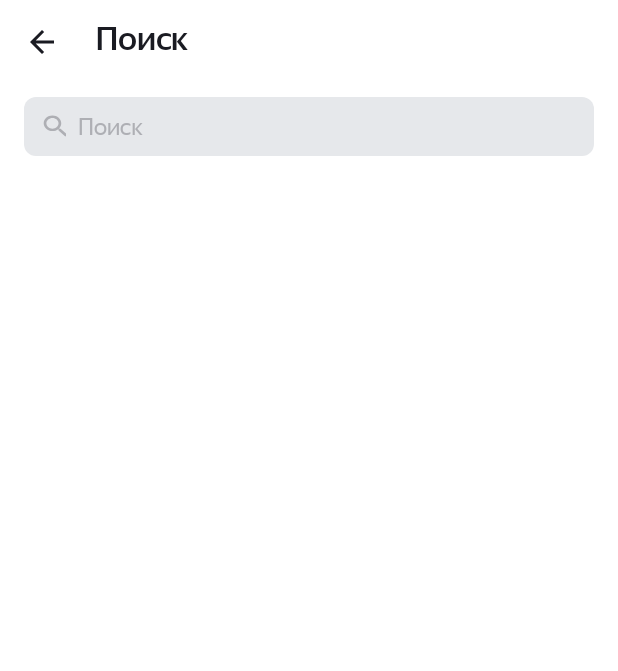
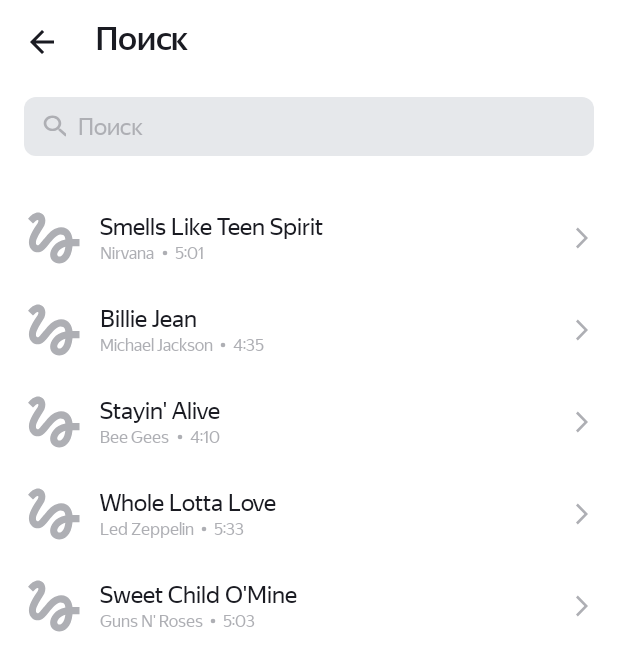
Before and after one commit to StasEvstigneev/PlaylistMaker, an Android app: the SearchActivity screen opened directly, with no data from a screen before it, on a phone screen of 412 x 824 dp. Shown: the top 671 px of the screen. Run offline under Robolectric (Android 15) with nearby library versions, the phone set to English and light mode, and no system bars; pictures from the network do not load.

Commit message:
Домашнее задание - Спринт 10. Добрый день! Высылаю на проверку задачу спринта №10.

```diff
--- a/app/build.gradle.kts
+++ b/app/build.gradle.kts
@@ -41,6 +41,7 @@ dependencies {
     implementation("androidx.appcompat:appcompat:1.6.1")
     implementation("com.google.android.material:material:1.8.0")
     implementation("androidx.constraintlayout:constraintlayout:2.1.4")
+    implementation("com.github.bumptech.glide:glide:4.16.0")
     testImplementation("junit:junit:4.13.2")
     androidTestImplementation("androidx.test.ext:junit:1.1.5")
     androidTestImplementation("androidx.test.espresso:espresso-core:3.5.1")
--- a/app/src/main/AndroidManifest.xml
+++ b/app/src/main/AndroidManifest.xml
@@ -1,6 +1,8 @@
 <?xml version="1.0" encoding="utf-8"?>
 <manifest xmlns:android="http://schemas.android.com/apk/res/android"
     xmlns:tools="http://schemas.android.com/tools">
+
+    <uses-permission android:name="android.permission.INTERNET"/>
 
     <application
         android:allowBackup="true"
--- a/app/src/main/java/com/example/playlistmaker/SearchActivity.kt
+++ b/app/src/main/java/com/example/playlistmaker/SearchActivity.kt
@@ -7,10 +7,45 @@ import android.text.TextWatcher
 import android.view.View
 import android.widget.EditText
 import android.widget.ImageView
+import androidx.recyclerview.widget.RecyclerView
 
 class SearchActivity : AppCompatActivity() {
 
     var savedText: String? = ""
+
+    //Временный список треков
+    val searchResults: MutableList<Track> = mutableListOf(
+        Track(
+            "Smells Like Teen Spirit",
+            "Nirvana",
+            "5:01",
+            "https://is5-ssl.mzstatic.com/image/thumb/Music115/v4/7b/58/c2/7b58c21a-2b51-2bb2-e59a-9bb9b96ad8c3/00602567924166.rgb.jpg/100x100bb.jpg"
+        ),
+        Track(
+            "Billie Jean",
+            "Michael Jackson",
+            "4:35",
+            "https://is5-ssl.mzstatic.com/image/thumb/Music125/v4/3d/9d/38/3d9d3811-71f0-3a0e-1ada-3004e56ff852/827969428726.jpg/100x100bb.jpg"
+        ),
+        Track(
+            "Stayin' Alive",
+            "Bee Gees",
+            "4:10",
+            "https://is4-ssl.mzstatic.com/image/thumb/Music115/v4/1f/80/1f/1f801fc1-8c0f-ea3e-d3e5-387c6619619e/16UMGIM86640.rgb.jpg/100x100bb.jpg"
+        ),
+        Track(
+            "Whole Lotta Love",
+            "Led Zeppelin",
+            "5:33",
+            "https://is2-ssl.mzstatic.com/image/thumb/Music62/v4/7e/17/e3/7e17e33f-2efa-2a36-e916-7f808576cf6b/mzm.fyigqcbs.jpg/100x100bb.jpg"
+        ),
+        Track(
+            "Sweet Child O'Mine",
+            "Guns N' Roses",
+            "5:03",
+            "https://is5-ssl.mzstatic.com/image/thumb/Music125/v4/a0/4d/c4/a04dc484-03cc-02aa-fa82-5334fcb4bc16/18UMGIM24878.rgb.jpg/100x100bb.jpg"
+        )
+    )
 
     override fun onCreate(savedInstanceState: Bundle?) {
         super.onCreate(savedInstanceState)
@@ -47,6 +82,11 @@ class SearchActivity : AppCompatActivity() {
         }
         editText.addTextChangedListener(simpleTextWatcher)
 
+
+        val rvSearchResults = findViewById<RecyclerView>(R.id.rvSearchResults)
+        val searchResultsAdapter = SearchResultsAdapter(searchResults)
+        rvSearchResults.adapter = searchResultsAdapter
+
     }
 
     private fun clearButtonVisibility(s: CharSequence?): Int {
--- /dev/null
+++ b/app/src/main/java/com/example/playlistmaker/SearchResultsAdapter.kt
@@ -0,0 +1,23 @@
+package com.example.playlistmaker
+
+import android.view.LayoutInflater
+import android.view.ViewGroup
+import androidx.recyclerview.widget.RecyclerView
+
+class SearchResultsAdapter(private val searchResults: List<Track>) :
+    RecyclerView.Adapter<SearchResultsViewHolder>() {
+    override fun onCreateViewHolder(parent: ViewGroup, viewType: Int): SearchResultsViewHolder {
+        val view =
+            LayoutInflater.from(parent.context).inflate(R.layout.search_result_track, parent, false)
+        return SearchResultsViewHolder(view)
+    }
+
+    override fun getItemCount(): Int {
+        return searchResults.size
+    }
+
+    override fun onBindViewHolder(holder: SearchResultsViewHolder, position: Int) {
+        holder.bind(searchResults[position])
+    }
+
+}
--- /dev/null
+++ b/app/src/main/java/com/example/playlistmaker/SearchResultsViewHolder.kt
@@ -0,0 +1,33 @@
+package com.example.playlistmaker
+
+import android.view.View
+import android.widget.ImageView
+import android.widget.TextView
+import androidx.recyclerview.widget.RecyclerView
+import com.bumptech.glide.Glide
+import com.bumptech.glide.load.resource.bitmap.RoundedCorners
+
+class SearchResultsViewHolder(itemView: View) : RecyclerView.ViewHolder(itemView) {
+    private val ivTrackArtWork: ImageView = itemView.findViewById(R.id.ivTrackArtWork)
+    private val tvTrackName: TextView = itemView.findViewById(R.id.tvTrackName)
+    private val tvArtistName: TextView = itemView.findViewById(R.id.tvArtistName)
+    private val tvTrackTime: TextView = itemView.findViewById(R.id.tvTrackTime)
+
+
+    fun bind(track: Track) {
+        val trackArtWorkUrl: String = track.artworkUrl100
+        Glide.with(itemView)
+            .load(trackArtWorkUrl)
+            .placeholder(R.drawable.img_trackplaceholder)
+            .centerInside()
+            .transform(RoundedCorners(2))
+            .into(ivTrackArtWork)
+
+        tvTrackName.text = track.trackName
+        tvArtistName.text = track.artistName
+        tvTrackTime.text = track.trackTime
+
+    }
+
+
+}
--- /dev/null
+++ b/app/src/main/java/com/example/playlistmaker/Track.kt
@@ -0,0 +1,8 @@
+package com.example.playlistmaker
+
+data class Track(
+    val trackName: String,
+    val artistName: String,
+    val trackTime: String,
+    val artworkUrl100: String
+)
--- /dev/null
+++ b/app/src/main/res/drawable/ic_artistnamedivider.xml
@@ -0,0 +1,9 @@
+<vector xmlns:android="http://schemas.android.com/apk/res/android"
+    android:width="13dp"
+    android:height="13dp"
+    android:viewportWidth="13"
+    android:viewportHeight="13">
+  <path
+      android:pathData="M6.5,6.5m-1.5,0a1.5,1.5 0,1 1,3 0a1.5,1.5 0,1 1,-3 0"
+      android:fillColor="?attr/textAppearanceBody2"/>
+</vector>
--- a/app/src/main/res/drawable/ic_cancel.xml
+++ /dev/null
@@ -1,9 +0,0 @@
-<vector xmlns:android="http://schemas.android.com/apk/res/android"
-    android:width="24dp"
-    android:height="24dp"
-    android:viewportWidth="24"
-    android:viewportHeight="24">
-  <path
-      android:pathData="M7.536,6.264C7.185,5.912 6.615,5.912 6.264,6.264C5.912,6.615 5.912,7.185 6.264,7.536L10.727,12L6.264,16.464C5.912,16.815 5.912,17.385 6.264,17.736C6.615,18.088 7.185,18.088 7.536,17.736L12,13.273L16.464,17.736C16.815,18.088 17.385,18.088 17.736,17.736C18.088,17.385 18.088,16.815 17.736,16.464L13.273,12L17.736,7.536C18.088,7.185 18.088,6.615 17.736,6.264C17.385,5.912 16.815,5.912 16.464,6.264L12,10.727L7.536,6.264Z"
-      android:fillColor="?attr/searchHintIcon"/>
-</vector>
--- /dev/null
+++ b/app/src/main/res/drawable/ic_cancel_icon.xml
@@ -0,0 +1,9 @@
+<vector xmlns:android="http://schemas.android.com/apk/res/android"
+    android:width="16dp"
+    android:height="16dp"
+    android:viewportWidth="16"
+    android:viewportHeight="16">
+  <path
+      android:pathData="M14,3.209L12.791,2L8,6.791L3.209,2L2,3.209L6.791,8L2,12.791L3.209,14L8,9.209L12.791,14L14,12.791L9.209,8L14,3.209Z"
+      android:fillColor="?attr/searchHintIcon"/>
+</vector>
--- /dev/null
+++ b/app/src/main/res/drawable/img_trackplaceholder.xml
@@ -0,0 +1,9 @@
+<vector xmlns:android="http://schemas.android.com/apk/res/android"
+    android:width="45dp"
+    android:height="45dp"
+    android:viewportWidth="45"
+    android:viewportHeight="45">
+  <path
+      android:pathData="M8.606,12.919C9.919,11.587 11.231,10.387 11.813,10.631C12.75,11.006 11.813,12.563 11.25,13.481C10.781,14.269 5.888,20.775 5.888,25.313C5.888,27.712 6.788,29.7 8.4,30.9C9.806,31.95 11.663,32.269 13.35,31.763C15.356,31.181 17.006,29.138 19.087,26.569C21.356,23.775 24.394,20.119 26.737,20.119C29.794,20.119 29.831,22.013 30.038,23.475C22.95,24.675 19.95,30.356 19.95,33.544C19.95,36.731 22.65,39.338 25.969,39.338C29.025,39.338 34.013,36.844 34.763,27.9H39.375V23.212H34.744C34.463,20.119 32.7,15.337 27.188,15.337C22.969,15.337 19.35,18.919 17.925,20.663C16.837,22.031 14.063,25.313 13.631,25.763C13.163,26.325 12.356,27.337 11.55,27.337C10.706,27.337 10.2,25.781 10.875,23.737C11.531,21.694 13.5,18.375 14.344,17.138C15.806,15 16.781,13.538 16.781,10.988C16.781,6.919 13.706,5.625 12.075,5.625C9.6,5.625 7.444,7.5 6.975,7.969C6.3,8.644 5.738,9.206 5.325,9.712L8.606,12.919ZM26.025,34.781C25.444,34.781 24.638,34.294 24.638,33.431C24.638,32.306 26.006,29.306 30.019,28.256C29.456,33.3 27.337,34.781 26.025,34.781Z"
+      android:fillColor="#AEAFB4"/>
+</vector>
--- a/app/src/main/res/layout/activity_search.xml
+++ b/app/src/main/res/layout/activity_search.xml
@@ -28,7 +28,8 @@
 
     <FrameLayout
         android:layout_width="match_parent"
-        android:layout_height="wrap_content">
+        android:layout_height="wrap_content"
+        android:layout_marginBottom="@dimen/et_search_field_margin_bottom">
 
         <EditText
             android:id="@+id/et_search_field"
@@ -43,11 +44,18 @@
             android:layout_height="wrap_content"
             android:layout_gravity="right|center_vertical"
             android:layout_marginEnd="@dimen/ic_cancel_button_marginEnd"
-            android:src="@drawable/ic_cancel"
+            android:src="@drawable/ic_cancel_icon"
             android:visibility="gone" />
 
 
     </FrameLayout>
 
+    <androidx.recyclerview.widget.RecyclerView
+        android:id="@+id/rvSearchResults"
+        android:layout_width="match_parent"
+        android:layout_height="wrap_content"
+        app:layoutManager="androidx.recyclerview.widget.LinearLayoutManager"
+        tools:itemCount="9" />
+
 
 </LinearLayout>
--- /dev/null
+++ b/app/src/main/res/layout/search_result_track.xml
@@ -0,0 +1,57 @@
+<?xml version="1.0" encoding="utf-8"?>
+<LinearLayout xmlns:android="http://schemas.android.com/apk/res/android"
+    xmlns:tools="http://schemas.android.com/tools"
+
+    android:layout_width="match_parent"
+    android:layout_height="wrap_content"
+    android:orientation="horizontal">
+
+    <ImageView
+        android:id="@+id/ivTrackArtWork"
+        style="@style/TrackArtwork"
+        tools:src="@drawable/img_trackplaceholder" />
+
+    <LinearLayout
+        android:layout_width="0dp"
+        android:layout_height="wrap_content"
+        android:layout_gravity="center"
+        android:layout_weight="1"
+        android:orientation="vertical">
+
+        <TextView
+            android:id="@+id/tvTrackName"
+            style="@style/TrackName"
+            tools:text="Yesterday (Remastered 2009) ryrryryпerвyryевyrtyrнвенаену">
+
+        </TextView>
+
+        <LinearLayout
+            android:layout_width="wrap_content"
+            android:layout_height="wrap_content"
+            android:layout_gravity="center_vertical|start"
+            android:layout_marginTop="1dp"
+            android:orientation="horizontal">
+
+            <TextView
+                android:id="@+id/tvArtistName"
+                style="@style/TrackArtistAndTime"
+                android:drawableEnd="@drawable/ic_artistnamedivider"
+                tools:text="The Beatles" />
+
+            <TextView
+                android:id="@+id/tvTrackTime"
+                style="@style/TrackArtistAndTime"
+                tools:text="2:55" />
+
+        </LinearLayout>
+
+    </LinearLayout>
+
+    <ImageView
+        android:id="@+id/iv_arrowForward"
+        style="@style/TrackArrowForward">
+
+    </ImageView>
+
+
+</LinearLayout>
--- a/app/src/main/res/values-night/themes.xml
+++ b/app/src/main/res/values-night/themes.xml
@@ -14,6 +14,8 @@
         <item name="editTextBackground">@color/white</item>
         <item name="editTextColor">@color/black</item>
 
+        <item name="textAppearanceBody2">@color/white</item>
+
 
     </style>
 
--- a/app/src/main/res/values/dimens.xml
+++ b/app/src/main/res/values/dimens.xml
@@ -7,7 +7,6 @@
     <dimen name="font_size_regular">16sp</dimen>
     <dimen name="font_line_height_regular">18.75sp</dimen>
     <dimen name="font_weight_regular">400</dimen>
-
 
     <dimen name="icon_size_button">24dp</dimen>
     <dimen name="icon_padding_button_end">8dp</dimen>
@@ -42,11 +41,34 @@
 
     <dimen name="et_search_field_margin_vertical">8dp</dimen>
     <dimen name="et_search_field_margin_horizontal">16dp</dimen>
+    <dimen name="et_search_field_margin_bottom">16dp</dimen>
     <dimen name="et_search_field_padding_start">12dp</dimen>
     <dimen name="et_search_field_padding_vertical">10dp</dimen>
 
     <dimen name="ic_cancel_button_marginEnd">30dp</dimen>
 
+    <dimen name="font_size_trackName">16sp</dimen>
+    <dimen name="font_line_height_trackName">19sp</dimen>
+
+
+    <dimen name="font_size_artistName">11sp</dimen>
+    <dimen name="font_line_height_artistName">13sp</dimen>
+
+    <dimen name="track_artwork_width">45dp</dimen>
+    <dimen name="track_artwork_height">45dp</dimen>
+    <dimen name="track_artwork_marginVertical">8dp</dimen>
+    <dimen name="track_artwork_marginStart">13dp</dimen>
+    <dimen name="track_artwork_marginEnd">8dp</dimen>
+
+    <dimen name="track_arrowforward_marginStart">8dp</dimen>
+    <dimen name="track_arrowforward_marginEnd">12dp</dimen>
+
+
+
+
+
+
+
 
 
 </resources>
--- a/app/src/main/res/values/styles.xml
+++ b/app/src/main/res/values/styles.xml
@@ -130,5 +130,53 @@
 
     </style>
 
+    <style name="TrackArtwork">
+        <item name="android:layout_width">@dimen/track_artwork_width</item>
+        <item name="android:layout_height">@dimen/track_artwork_height</item>
+        <item name="android:layout_gravity">center_vertical|start</item>
+        <item name="android:layout_marginVertical">@dimen/track_artwork_marginVertical</item>
+        <item name="android:layout_marginStart">@dimen/track_artwork_marginStart</item>
+        <item name="android:layout_marginEnd">@dimen/track_artwork_marginEnd</item>
+
+    </style>
+
+
+    <style name="TrackName">
+        <item name="android:layout_width">wrap_content</item>
+        <item name="android:layout_height">wrap_content</item>
+        <item name="android:gravity">start</item>
+        <item name="android:maxLines">1</item>
+        <item name="android:ellipsize">end</item>
+        <item name="android:fontFamily">@font/ys_display_regular</item>
+        <item name="android:lineHeight">@dimen/font_line_height_trackName</item>
+        <item name="android:textColor">?attr/textAppearanceBody1</item>
+        <item name="android:textSize">@dimen/font_size_trackName</item>
+
+    </style>
+
+    <style name="TrackArtistAndTime">
+        <item name="android:layout_width">wrap_content</item>
+        <item name="android:layout_height">wrap_content</item>
+        <item name="android:gravity">start</item>
+        <item name="android:maxLines">1</item>
+        <item name="android:ellipsize">end</item>
+        <item name="android:fontFamily">@font/ys_display_regular</item>
+        <item name="android:lineHeight">@dimen/font_line_height_artistName</item>
+        <item name="android:textColor">?attr/textAppearanceBody2</item>
+        <item name="android:textSize">@dimen/font_size_artistName</item>
+
+    </style>
+
+    <style name="TrackArrowForward">
+        <item name="android:layout_width">wrap_content</item>
+        <item name="android:layout_height">wrap_content</item>
+        <item name="android:layout_gravity">center_vertical|end</item>
+        <item name="android:layout_marginStart">@dimen/track_arrowforward_marginStart</item>
+        <item name="android:layout_marginEnd">@dimen/track_arrowforward_marginEnd</item>
+        <item name="android:src">@drawable/ic_arrow_forward</item>
+
+
+    </style>
+
 
 </resources>
--- a/app/src/main/res/values/themes.xml
+++ b/app/src/main/res/values/themes.xml
@@ -13,6 +13,8 @@
         <item name="hintTextColor">@color/text_grey</item>
         <item name="editTextBackground">@color/light_grey</item>
         <item name="editTextColor">@color/black</item>
+
+        <item name="textAppearanceBody2">@color/text_grey</item>
 
 
 
```
